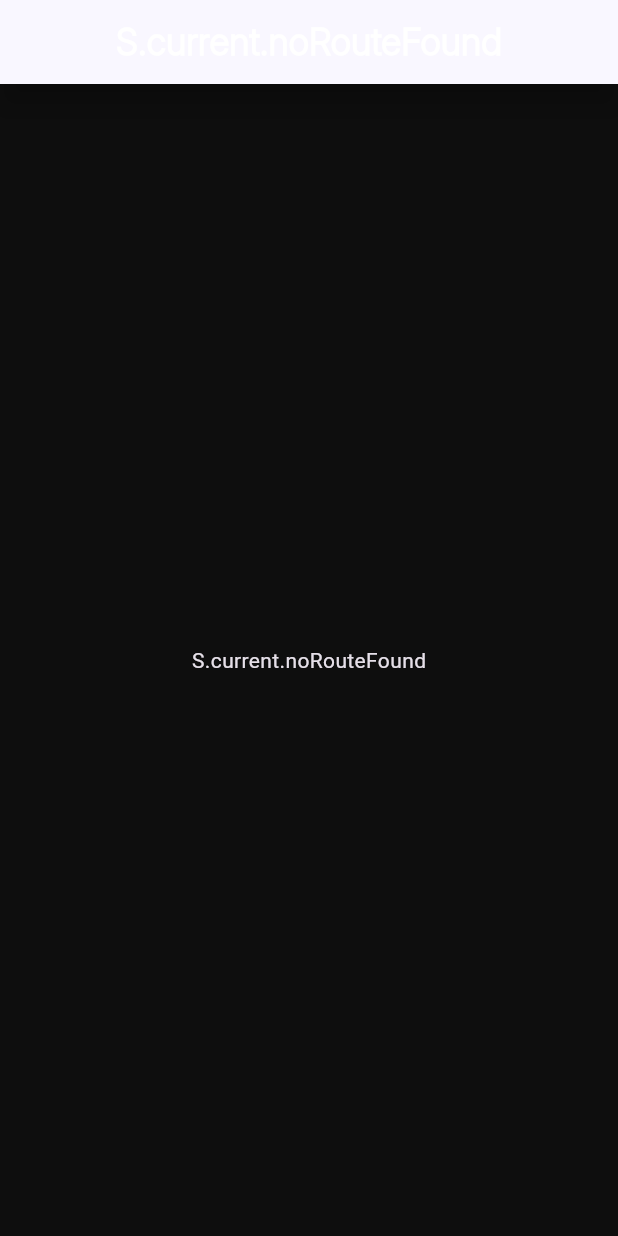
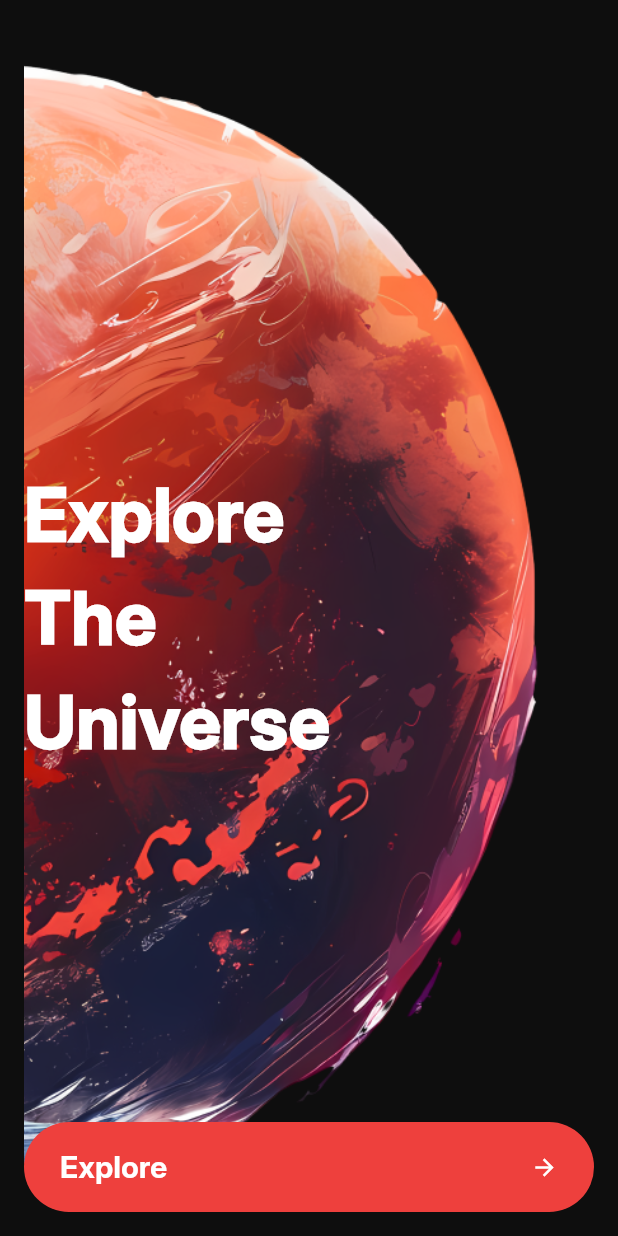
Before and after one commit to yara30999/02_route_space_app, a Flutter app: the screen it shows after launch, on a phone screen of 412 x 824 dp. Run offline on Flutter 3.47's test engine with Material 3 defaults, Android fonts, the phone set to English and light mode, and no system bars.

Commit message:
finish login screen

```diff
--- a/lib/main.dart
+++ b/lib/main.dart
@@ -14,6 +14,7 @@ class MyApp extends StatelessWidget {
   Widget build(BuildContext context) {
     return MaterialApp(
       title: 'space app yara',
+      debugShowCheckedModeBanner: false,
       themeMode: ThemeMode.dark,
       darkTheme: getDarkTheme(),
       onGenerateRoute: RouteGenerator.getRoute,
--- a/lib/resourses/routes_manager.dart
+++ b/lib/resourses/routes_manager.dart
@@ -1,4 +1,5 @@
 import 'package:flutter/material.dart';
+import '../screens/login/login_screen.dart';
 
 class Routes {
   static const String loginRoute = "/";
@@ -8,8 +9,8 @@ class Routes {
 class RouteGenerator {
   static Route<dynamic> getRoute(RouteSettings settings) {
     switch (settings.name) {
-      // case Routes.loginRoute:
-      //   return MaterialPageRoute(builder: (_) => const LoginScreen());
+      case Routes.loginRoute:
+        return MaterialPageRoute(builder: (_) => const LoginScreen());
       // case Routes.homeRoute:
       //   return MaterialPageRoute(builder: (_) => const HomeScreen());
       default:
--- a/lib/resourses/styles_manager.dart
+++ b/lib/resourses/styles_manager.dart
@@ -10,7 +10,7 @@ abstract class Styles {
     return const TextStyle(
       fontFamily: FontConstants.fontInter,
       fontSize: 48,
-      fontWeight: FontWeight.w700,
+      fontWeight: FontWeight.w900,
       color: ColorsManager.white,
     );
   }
--- a/lib/resourses/theme_manager.dart
+++ b/lib/resourses/theme_manager.dart
@@ -35,7 +35,7 @@ ThemeData getDarkTheme() {
         foregroundColor: ColorsManager.white,
         backgroundColor: ColorsManager.red,
         textStyle: Styles.style20Bold(),
-        shape: RoundedRectangleBorder(borderRadius: BorderRadius.circular(12)),
+        shape: RoundedRectangleBorder(borderRadius: BorderRadius.circular(30)),
       ),
     ),
   );
--- a/lib/screens/login/login_screen.dart
+++ b/lib/screens/login/login_screen.dart
@@ -0,0 +1,50 @@
+import 'package:flutter/material.dart';
+import '../../resourses/assets_manager.dart';
+import '../../resourses/styles_manager.dart';
+
+class LoginScreen extends StatelessWidget {
+  const LoginScreen({super.key});
+
+  @override
+  Widget build(BuildContext context) {
+    return Scaffold(
+      body: Stack(
+        children: [
+          Image.asset(
+            PngAssets.login,
+            width: double.infinity,
+            height: double.infinity,
+          ),
+          Align(
+            alignment: Alignment.centerLeft,
+            child: Padding(
+              padding: const EdgeInsets.symmetric(horizontal: 16.0),
+              child: Text(
+                'Explore \nThe \nUniverse ',
+                style: Styles.style48Bold(),
+              ),
+            ),
+          ),
+          Align(
+            alignment: Alignment.bottomCenter,
+            child: Padding(
+              padding: const EdgeInsets.all(
+                16.0,
+              ),
+              child: ElevatedButton(
+                onPressed: () {},
+                child: const SizedBox(
+                  height: 60,
+                  child: Row(
+                    mainAxisAlignment: MainAxisAlignment.spaceBetween,
+                    children: [Text('Explore'), Icon(Icons.arrow_forward)],
+                  ),
+                ),
+              ),
+            ),
+          ),
+        ],
+      ),
+    );
+  }
+}
--- a/pubspec.yaml
+++ b/pubspec.yaml
@@ -93,6 +93,8 @@ flutter:
           weight: 300
         - asset: assets/inter_font/Inter_18pt-Light.ttf
           weight: 300
+        - asset: assets/inter_font/Inter_24pt-Bold.ttf
+          weight: 700
   #
   # For details regarding fonts from package dependencies,
   # see https://flutter.dev/to/font-from-package
```
Also changed, not shown: assets/inter_font/Inter_24pt-Bold.ttf (added).
